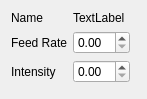
First picture: the form in template/path.ui, repository panzergame/dxfplotter, before the edit.
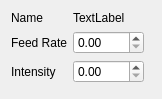
Second picture: the form after the edit.

Commit message:
Update path UI property depending on selected paths
A PathGroupSetting is used to set a value to all selected path
or optionally return a value if all the path have the same value.

```diff
--- a/template/path.ui
+++ b/template/path.ui
@@ -6,7 +6,7 @@
    <rect>
     <x>0</x>
     <y>0</y>
-    <width>147</width>
+    <width>162</width>
     <height>99</height>
    </rect>
   </property>
@@ -54,10 +54,18 @@
       </widget>
      </item>
      <item row="1" column="1">
-      <widget class="QDoubleSpinBox" name="feedRate"/>
+      <widget class="QDoubleSpinBox" name="feedRate">
+       <property name="maximum">
+        <double>9999.989999999999782</double>
+       </property>
+      </widget>
      </item>
      <item row="2" column="1">
-      <widget class="QDoubleSpinBox" name="intensity"/>
+      <widget class="QDoubleSpinBox" name="intensity">
+       <property name="maximum">
+        <double>9999.989999999999782</double>
+       </property>
+      </widget>
      </item>
     </layout>
    </item>
```
The commit also changes 14 other files.
